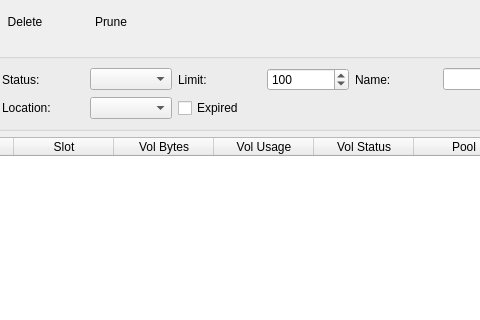
Old version of the form src/qt-console/medialist/mediaview.ui in the repository bareos/bareos; both pictures show x 198 to 678 and y 0 to 320 of the 949 by 638 pixel window.
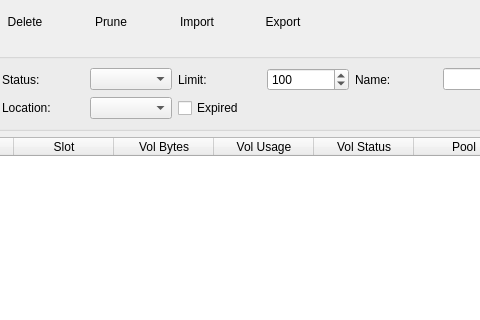
New version of the form. Icons and pictures are not drawn.

Commit message: Import all changes done to the original Bacula code.

```diff
--- a/src/qt-console/medialist/mediaview.ui
+++ b/src/qt-console/medialist/mediaview.ui
@@ -72,6 +72,34 @@
        </property>
       </widget>
      </item>
+     <item>
+      <widget class="QPushButton" name="m_pbImport">
+       <property name="text">
+        <string>Import</string>
+       </property>
+       <property name="icon">
+        <iconset resource="../main.qrc">
+         <normaloff>:/images/intern.png</normaloff>:/images/intern.png</iconset>
+       </property>
+       <property name="flat">
+        <bool>true</bool>
+       </property>
+      </widget>
+     </item>
+     <item>
+      <widget class="QPushButton" name="m_pbExport">
+       <property name="text">
+        <string>Export</string>
+       </property>
+       <property name="icon">
+        <iconset resource="../main.qrc">
+         <normaloff>:/images/extern.png</normaloff>:/images/extern.png</iconset>
+       </property>
+       <property name="flat">
+        <bool>true</bool>
+       </property>
+      </widget>
+     </item>
      <item>
       <spacer>
        <property name="orientation">
```
The commit also changes 528 other files.
